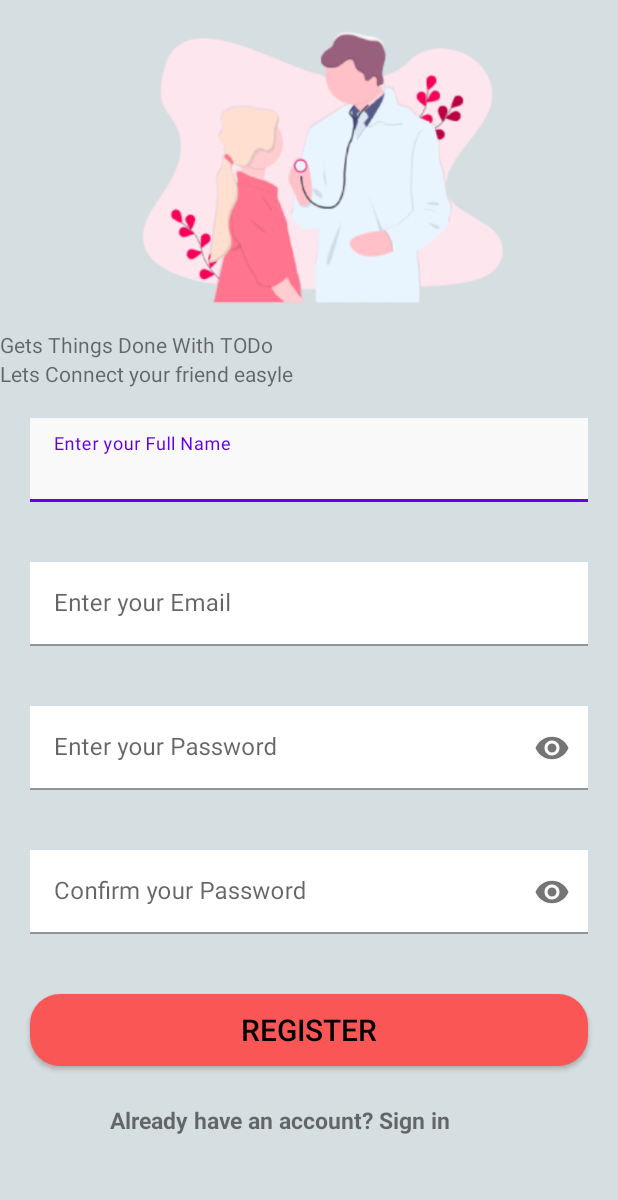
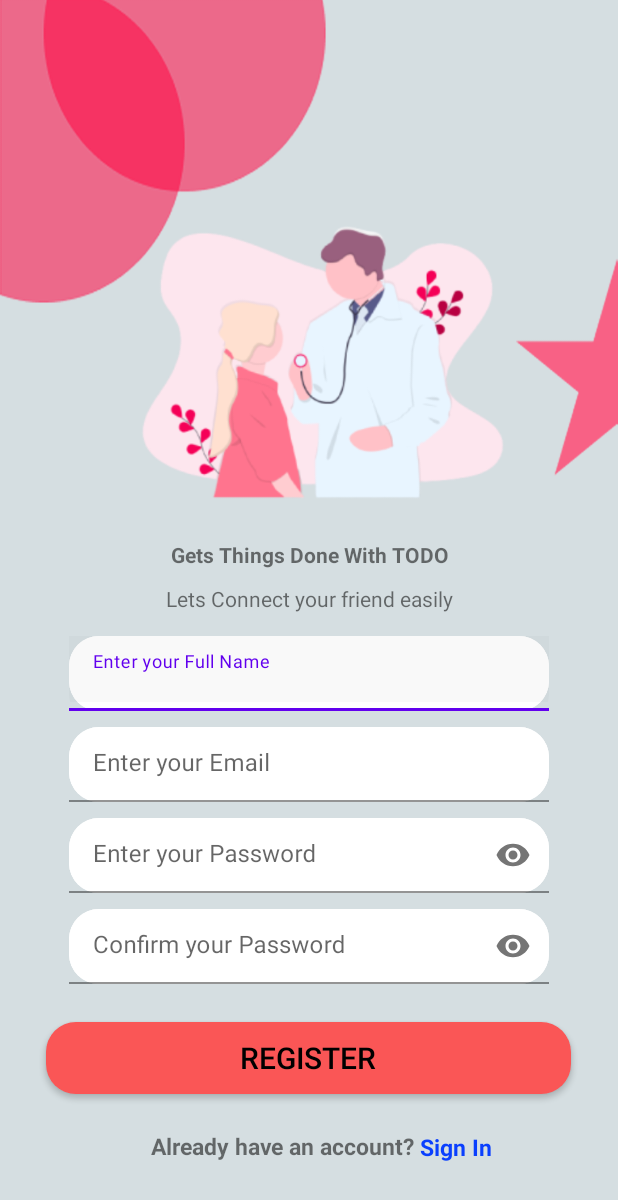
Before and after one commit to piru72/MedtRonic, an Android app: the SignUpActivity screen opened directly, with no data from a screen before it, on a phone screen of 412 x 824 dp. Shown: the top 1200 px of the screen. Run offline under Robolectric (Android 15) with nearby library versions, the phone set to English and light mode, and no system bars; our stand-ins replace Firebase (no records; nobody signed in at launch, a user with empty details on screens opened directly).

Commit message:
Edited(ui) - changed the whole ui

```diff
--- a/app/src/main/res/layout/activity_signup.xml
+++ b/app/src/main/res/layout/activity_signup.xml
@@ -4,7 +4,7 @@
     xmlns:tools="http://schemas.android.com/tools"
     android:layout_width="match_parent"
     android:layout_height="match_parent"
-    android:background="@color/bg_color_light"
+    android:background="@drawable/bk_img"
     tools:context=".LoginSignup.SignUpActivity">
 
     <LinearLayout
@@ -13,30 +13,40 @@
         android:orientation="vertical">
 
         <ImageView
-            android:layout_width="match_parent"
-            android:layout_height="200sp"
-            android:layout_marginTop="20sp"
+            android:layout_width="wrap_content"
+            android:layout_height="200dp"
+            android:layout_marginTop="150sp"
+            android:layout_gravity="center"
             android:src="@drawable/sign_up_image" />
+
         <TextView
             android:layout_width="match_parent"
             android:layout_height="wrap_content"
-            android:text="Gets Things Done With TODo"/>
+            android:textAlignment="center"
+            android:textStyle="bold"
+            android:layout_marginTop="10dp"
+            android:text="Gets Things Done With TODO"/>
         <TextView
             android:layout_width="match_parent"
             android:layout_height="wrap_content"
-            android:text="Lets Connect your friend easyle"/>
+            android:textAlignment="center"
+            android:layout_marginTop="10dp"
+            android:layout_marginBottom="10dp"
+            android:text="Lets Connect your friend easily"/>
 
         <com.google.android.material.textfield.TextInputLayout
             android:id="@+id/name_signup"
-            android:layout_width="match_parent"
-            android:layout_height="wrap_content">
+            android:layout_width="320dp"
+            android:layout_height="50dp"
+            android:layout_margin="5sp"
+            android:background="@drawable/textfield"
+            android:layout_gravity="center">
 
             <com.google.android.material.textfield.TextInputEditText
                 android:id="@+id/users_name"
                 android:layout_width="match_parent"
-                android:layout_height="wrap_content"
-                android:layout_margin="20sp"
-                android:background="@color/white"
+                android:layout_height="50dp"
+                android:background="@drawable/textfield"
                 android:focusable="true"
                 android:foreground="?android:attr/selectableItemBackground"
 
@@ -47,15 +57,17 @@
 
         <com.google.android.material.textfield.TextInputLayout
             android:id="@+id/email_signup"
-            android:layout_width="match_parent"
-            android:layout_height="wrap_content">
+            android:layout_width="320dp"
+            android:layout_height="50dp"
+            android:layout_margin="5sp"
+            android:background="@drawable/textfield"
+            android:layout_gravity="center">
 
             <com.google.android.material.textfield.TextInputEditText
                 android:id="@+id/users_email"
                 android:layout_width="match_parent"
-                android:layout_height="wrap_content"
-                android:layout_margin="20sp"
-                android:background="@color/white"
+                android:layout_height="50dp"
+                android:background="@drawable/textfield"
                 android:focusable="true"
                 android:foreground="?android:attr/selectableItemBackground"
 
@@ -66,8 +78,11 @@
         <com.google.android.material.textfield.TextInputLayout
 
             android:id="@+id/password_signup"
-            android:layout_width="match_parent"
-            android:layout_height="wrap_content"
+            android:layout_width="320dp"
+            android:layout_height="50dp"
+            android:layout_margin="5sp"
+            android:background="@drawable/textfield"
+            android:layout_gravity="center"
             android:layout_centerInParent="true"
             app:passwordToggleEnabled="true">
 
@@ -75,9 +90,9 @@
             <com.google.android.material.textfield.TextInputEditText
                 android:id="@+id/usersPasswordType"
                 android:layout_width="match_parent"
-                android:layout_height="wrap_content"
-                android:layout_margin="20sp"
-                android:background="@color/white"
+                android:layout_height="50dp"
+                android:background="@drawable/textfield"
+
                 android:focusable="true"
                 android:foreground="?android:attr/selectableItemBackground"
 
@@ -89,8 +104,11 @@
         <com.google.android.material.textfield.TextInputLayout
 
             android:id="@+id/password_signup_retype"
-            android:layout_width="match_parent"
-            android:layout_height="wrap_content"
+            android:layout_width="320dp"
+            android:layout_height="50dp"
+            android:layout_margin="5sp"
+            android:background="@drawable/textfield"
+            android:layout_gravity="center"
             android:layout_centerInParent="true"
 
             android:layout_below="@id/password_signup"
@@ -100,11 +118,11 @@
             <com.google.android.material.textfield.TextInputEditText
                 android:id="@+id/usersPasswordRetype"
                 android:layout_width="match_parent"
-                android:layout_height="wrap_content"
-                android:background="@color/white"
+                android:layout_height="50dp"
+                android:background="@drawable/textfield"
                 android:focusable="true"
                 android:foreground="?android:attr/selectableItemBackground"
-                android:layout_margin="20sp"
+                android:layout_margin="0sp"
                 android:hint="Confirm your Password"
                 android:inputType="textPassword" />
 
@@ -113,8 +131,9 @@
         <androidx.appcompat.widget.AppCompatButton
 
             android:id="@+id/signupBtn"
-            android:layout_width="match_parent"
+            android:layout_width="350dp"
             android:layout_height="wrap_content"
+            android:layout_gravity="center"
             android:layout_margin="20sp"
             android:background="@drawable/background_btn"
             android:focusable="true"
@@ -125,19 +144,35 @@
             android:textSize="20sp"
             android:textColor="@color/black" />
 
-        <TextView
+        <LinearLayout
+            android:layout_width="match_parent"
+            android:layout_height="40dp"
+            android:orientation="horizontal"
+            android:layout_marginBottom="20dp"
+            >
 
-            android:id="@+id/go_to_sign_in_page"
-            android:layout_width="362dp"
-            android:layout_height="70dp"
-            android:layout_alignParentBottom="true"
-            android:layout_marginBottom="49dp"
-            android:padding="5dp"
-            android:text="   Already have an account? Sign in"
-            android:textAlignment="center"
-            android:textSize="15sp"
+            <TextView
+                android:layout_width="wrap_content"
+                android:layout_height="30dp"
+                android:text="Already have an account? "
+                android:textAlignment="center"
+                android:gravity="center"
+                android:layout_marginLeft="100dp"
+                android:textSize="15sp"
+                android:textStyle="bold" />
 
-            android:textStyle="bold" />
+            <TextView
+                android:id="@+id/goToSignInPage"
+                android:layout_width="wrap_content"
+                android:layout_height="30dp"
+                android:textColor="@color/text_clr"
+                android:text="Sign In"
+                android:textAlignment="center"
+                android:layout_gravity="center"
+                android:textSize="15sp"
+                android:textStyle="bold" />
+
+        </LinearLayout>
 
     </LinearLayout>
 
```
Also changed, not shown: app/src/main/res/layout/activity_signin.xml (+0 -8 lines).
